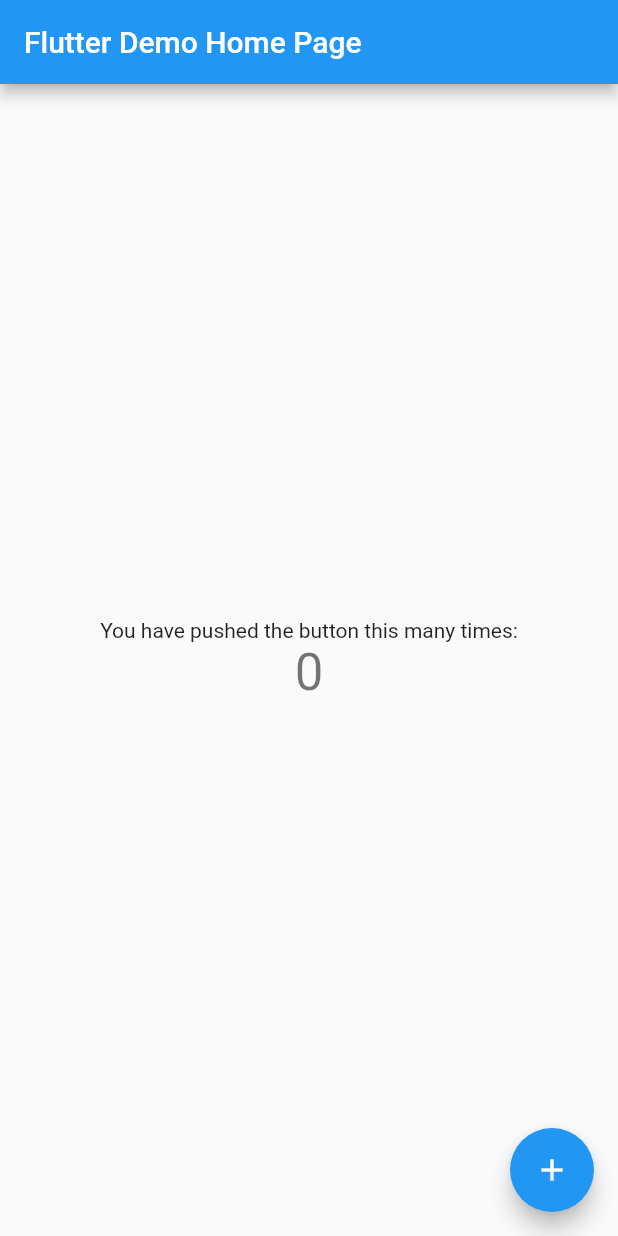
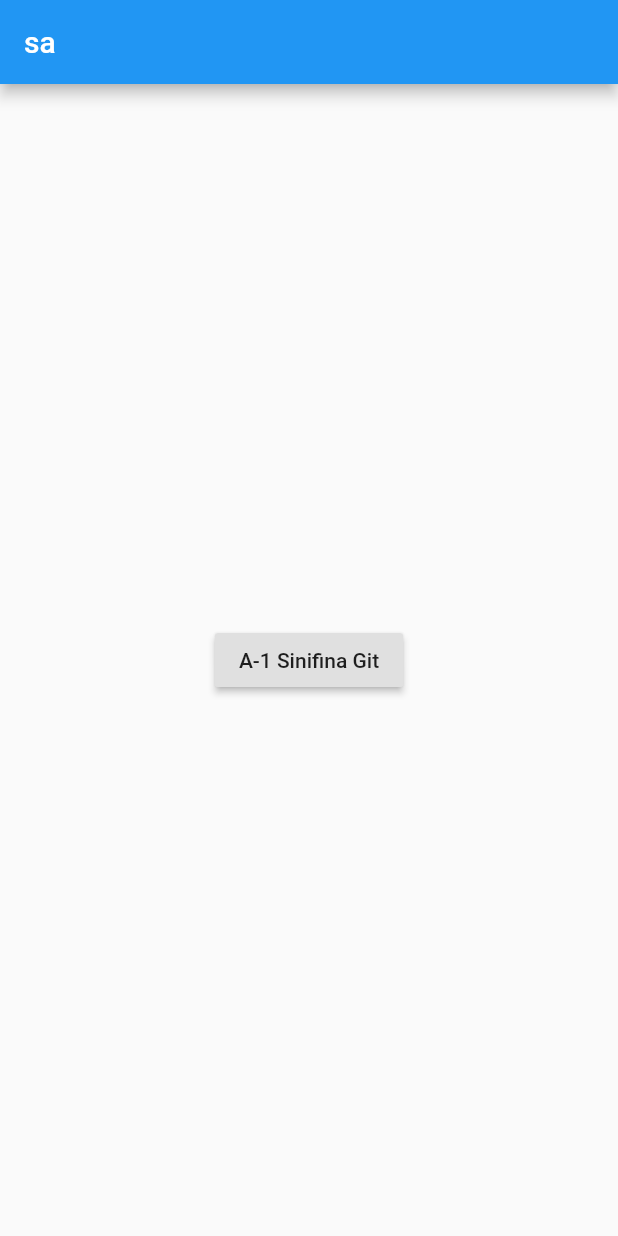
Before and after one commit to MCTOK1903/FlutterTrials, a Flutter app: the screen it shows after launch, on a phone screen of 412 x 824 dp. Run offline on Flutter 3.47's test engine with Material 2 defaults, Android fonts, the phone set to English and light mode, and no system bars.

```diff
--- a/navigator_ex/lib/main.dart
+++ b/navigator_ex/lib/main.dart
@@ -1,111 +1,13 @@
-import 'package:flutter/material.dart';
+import "package:flutter/material.dart";
+import 'NavigatorEx/ASinifi.dart';
 
 void main() => runApp(MyApp());
 
-class MyApp extends StatelessWidget {
-  // This widget is the root of your application.
+class MyApp extends StatelessWidget{
   @override
-  Widget build(BuildContext context) {
+  Widget build(BuildContext context){
     return MaterialApp(
-      title: 'Flutter Demo',
-      theme: ThemeData(
-        // This is the theme of your application.
-        //
-        // Try running your application with "flutter run". You'll see the
-        // application has a blue toolbar. Then, without quitting the app, try
-        // changing the primarySwatch below to Colors.green and then invoke
-        // "hot reload" (press "r" in the console where you ran "flutter run",
-        // or simply save your changes to "hot reload" in a Flutter IDE).
-        // Notice that the counter didn't reset back to zero; the application
-        // is not restarted.
-        primarySwatch: Colors.blue,
-      ),
-      home: MyHomePage(title: 'Flutter Demo Home Page'),
+      home: ASinifi(),
     );
   }
 }
-
-class MyHomePage extends StatefulWidget {
-  MyHomePage({Key key, this.title}) : super(key: key);
-
-  // This widget is the home page of your application. It is stateful, meaning
-  // that it has a State object (defined below) that contains fields that affect
-  // how it looks.
-
-  // This class is the configuration for the state. It holds the values (in this
-  // case the title) provided by the parent (in this case the App widget) and
-  // used by the build method of the State. Fields in a Widget subclass are
-  // always marked "final".
-
-  final String title;
-
-  @override
-  _MyHomePageState createState() => _MyHomePageState();
-}
-
-class _MyHomePageState extends State<MyHomePage> {
-  int _counter = 0;
-
-  void _incrementCounter() {
-    setState(() {
-      // This call to setState tells the Flutter framework that something has
-      // changed in this State, which causes it to rerun the build method below
-      // so that the display can reflect the updated values. If we changed
-      // _counter without calling setState(), then the build method would not be
-      // called again, and so nothing would appear to happen.
-      _counter++;
-    });
-  }
-
-  @override
-  Widget build(BuildContext context) {
-    // This method is rerun every time setState is called, for instance as done
-    // by the _incrementCounter method above.
-    //
-    // The Flutter framework has been optimized to make rerunning build methods
-    // fast, so that you can just rebuild anything that needs updating rather
-    // than having to individually change instances of widgets.
-    return Scaffold(
-      appBar: AppBar(
-        // Here we take the value from the MyHomePage object that was created by
-        // the App.build method, and use it to set our appbar title.
-        title: Text(widget.title),
-      ),
-      body: Center(
-        // Center is a layout widget. It takes a single child and positions it
-        // in the middle of the parent.
-        child: Column(
-          // Column is also layout widget. It takes a list of children and
-          // arranges them vertically. By default, it sizes itself to fit its
-          // children horizontally, and tries to be as tall as its parent.
-          //
-          // Invoke "debug painting" (press "p" in the console, choose the
-          // "Toggle Debug Paint" action from the Flutter Inspector in Android
-          // Studio, or the "Toggle Debug Paint" command in Visual Studio Code)
-          // to see the wireframe for each widget.
-          //
-          // Column has various properties to control how it sizes itself and
-          // how it positions its children. Here we use mainAxisAlignment to
-          // center the children vertically; the main axis here is the vertical
-          // axis because Columns are vertical (the cross axis would be
-          // horizontal).
-          mainAxisAlignment: MainAxisAlignment.center,
-          children: <Widget>[
-            Text(
-              'You have pushed the button this many times:',
-            ),
-            Text(
-              '$_counter',
-              style: Theme.of(context).textTheme.display1,
-            ),
-          ],
-        ),
-      ),
-      floatingActionButton: FloatingActionButton(
-        onPressed: _incrementCounter,
-        tooltip: 'Increment',
-        child: Icon(Icons.add),
-      ), // This trailing comma makes auto-formatting nicer for build methods.
-    );
-  }
-}
```
Also changed, not shown: navigator_ex/lib/NavigatorEx/ASinifi.dart (added, +58 -0 lines).
